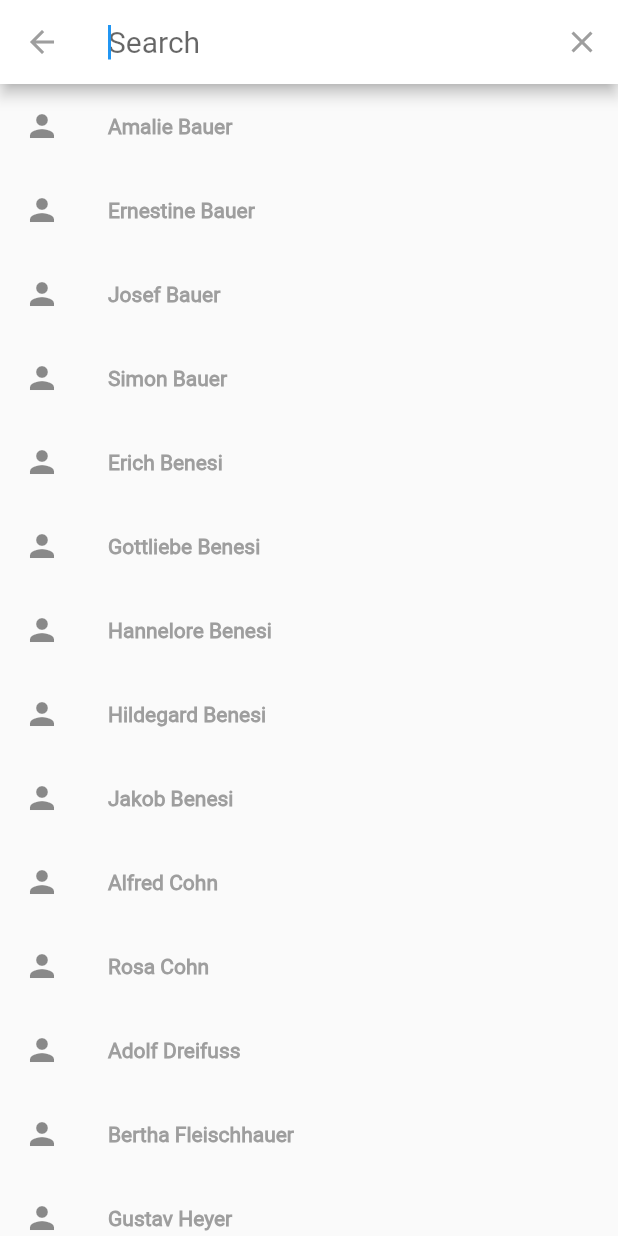
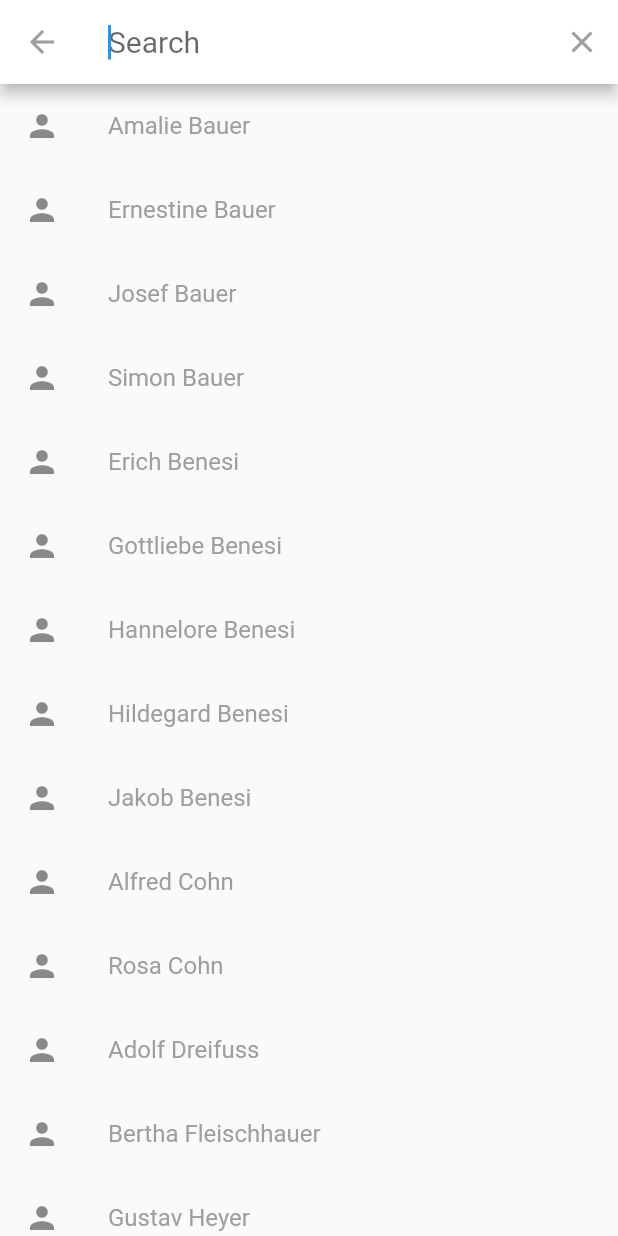
Before and after one commit to eng-stolpersteine/StolpersteineErlangen, a Flutter app: the screen it shows after launch, after a tap on "Weiter", after a tap on the "bookmark outline" icon, after a tap on the "search" icon, on a phone screen of 412 x 824 dp. Run offline on Flutter 3.47's test engine with Material 2 defaults, Android fonts, the light colour scheme and no system bars; our stand-ins replace audioplayers, carousel_pro, hive, hive_flutter, page_transition, photo_view; accounts and stored records are empty.

Commit message:
"Meilensteine" entnommen + Suchfunktion verbessert

```diff
--- a/StolpersteineErlangen/lib/Providers/Providers.dart
+++ b/StolpersteineErlangen/lib/Providers/Providers.dart
@@ -82,7 +82,7 @@ class SearchProvider extends SearchDelegate<String>
     for(StolpersteinModel model in stolpersteinModels)
       names.add(model.name);
 
-    final Iterable<String> suggestions =  query.isEmpty ? names : names.where((p) => p.toLowerCase().startsWith(query.toLowerCase()));
+    final Iterable<String> suggestions =  query.isEmpty ? names : names.where((p) => p.toLowerCase().contains(query.toLowerCase()));
 
     return _WordSuggestionList
     (
@@ -123,22 +123,7 @@ class _WordSuggestionList extends StatelessWidget {
             onSelected(suggestion);
           },
           leading: Icon(Icons.person),
-          title: RichText(
-            text: TextSpan(
-                text: suggestion.substring(0, query.length),
-                style: TextStyle
-                (
-                  fontFamily: "Roboto",
-                  color: Colors.black,
-                  fontWeight: FontWeight.bold
-                ),
-                children: [
-                  TextSpan(
-                    text: suggestions[index].substring(query.length),
-                    style: TextStyle(fontFamily: "Roboto", color: Colors.grey)
-                  )
-                ]),
-          ),
+          title: Text(suggestion, style: TextStyle(fontFamily: "Roboto", color: Colors.grey),)
         );
       },
     );
--- a/StolpersteineErlangen/lib/Screens/Settings/SettingsScreen.dart
+++ b/StolpersteineErlangen/lib/Screens/Settings/SettingsScreen.dart
@@ -163,7 +163,6 @@ class SettingsScreenState extends State<SettingsScreen> with SingleTickerProvide
               Padding(padding: EdgeInsets.only(top: 30), child: div()),
 
               MiscContainer("Über Uns", "About Us", Icon(Icons.info, size: 30, color: Colors.blue,), aboutUs_dt, aboutUs_en, null,),
-              MiscContainer("Meilensteine", "Achievements", Icon(Icons.star, size: 30, color: Colors.yellow[600]), "", "", TextAlign.left,),
               MiscContainer("Danke!", "Thanks!", Icon(Icons.favorite, size: 30, color: Colors.red), danke_dt, danke_en, TextAlign.left,),
 
               div(),
```
